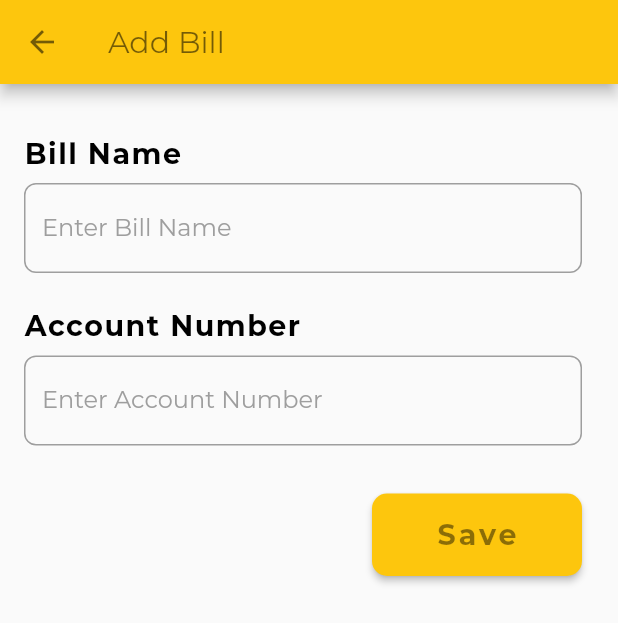
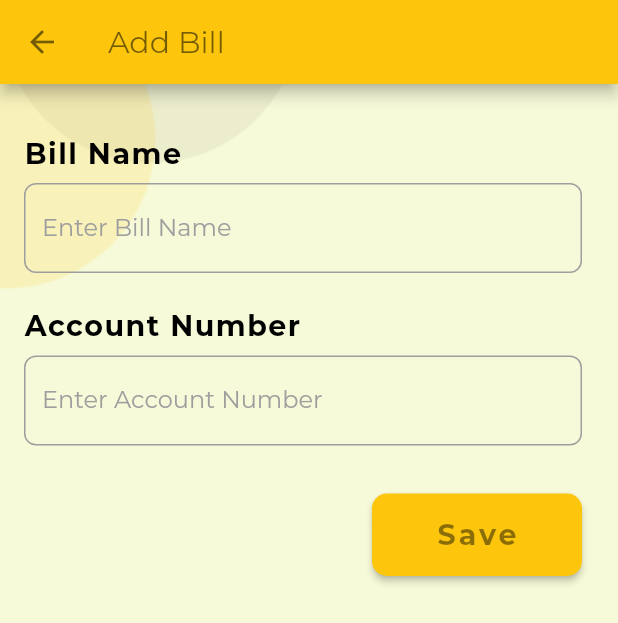
Before and after one commit to User-Experience-Design-SE3050-2021/se3050---uee-2021s2_reg_we_26, a Flutter app: the BillsScreen screen opened directly, after a tap on the "add" icon, on a phone screen of 412 x 824 dp. Shown: the top 623 px of the screen. Run offline on Flutter 3.47's test engine with Material 2 defaults, Android fonts, the phone set to English and light mode, and no system bars; our stand-ins replace cloud_firestore, firebase_core; accounts and stored records are empty; project files that could hold a hidden picture were left out.

Commit message:
Modified_confirm_bill_payment_20211006

```diff
--- a/lib/screens/billPayments/add_bill_screen.dart
+++ b/lib/screens/billPayments/add_bill_screen.dart
@@ -8,7 +8,7 @@ class AddBillScreen extends StatelessWidget {
   final FocusNode _billNameFocusNode = FocusNode();
   final FocusNode _accountNumberFocusNode = FocusNode();
 
-  Future<FirebaseApp> _initializeFirebase() async{
+  Future<FirebaseApp> _initializeFirebase() async {
     FirebaseApp firebaseApp = await Firebase.initializeApp();
     return firebaseApp;
   }
@@ -16,7 +16,7 @@ class AddBillScreen extends StatelessWidget {
   @override
   Widget build(BuildContext context) {
     return GestureDetector(
-      onTap: (){
+      onTap: () {
         _billNameFocusNode.unfocus();
         _accountNumberFocusNode.unfocus();
       },
@@ -25,8 +25,8 @@ class AddBillScreen extends StatelessWidget {
           iconTheme: const IconThemeData(
             color: Colors.black54,
           ),
-          backgroundColor: const Color.fromRGBO(253,198,13,1),
-          title:const Text(
+          backgroundColor: const Color.fromRGBO(253, 198, 13, 1),
+          title: const Text(
             'Add Bill',
             style: TextStyle(
               color: Colors.black54,
@@ -36,36 +36,40 @@ class AddBillScreen extends StatelessWidget {
         body: SafeArea(
           child: Stack(
             children: [
-              Padding(
+              Container(
+                decoration: const BoxDecoration(
+                    image: DecorationImage(
+                  image: AssetImage("assets/theme2.png"),
+                  fit: BoxFit.cover,
+                )),
+                child: Padding(
                     padding: const EdgeInsets.only(
-                      left: 16.0,
-                      right: 16.0,
-                      bottom: 20.0
-                  ),
-                  child:  Column(
+                        left: 16.0, right: 16.0, bottom: 20.0),
+                    child: Column(
                       mainAxisSize: MainAxisSize.max,
                       children: [
                         FutureBuilder(
                             future: _initializeFirebase(),
-                          builder: (context,snapshot){
-                            if(snapshot.hasError){
-                              return Text('Error Initializing Firebase');
-                            }
-                            else if(snapshot.connectionState == ConnectionState.done){
+                            builder: (context, snapshot) {
+                              if (snapshot.hasError) {
+                                return const Text(
+                                    'Error Initializing Firebase');
+                              } else if (snapshot.connectionState ==
+                                  ConnectionState.done) {
                                 return AddBillForm(
                                   billNameFocusNode: _billNameFocusNode,
-                                  accountNumberFocusNode: _accountNumberFocusNode,
+                                  accountNumberFocusNode:
+                                      _accountNumberFocusNode,
                                 );
                               }
-                            return CircularProgressIndicator(
-                              valueColor: AlwaysStoppedAnimation<Color>(Colors.orangeAccent),
+                              return const CircularProgressIndicator(
+                                valueColor: AlwaysStoppedAnimation<Color>(
+                                    Colors.orangeAccent),
                               );
-                          }
-
+                            }),
+                      ],
+                    )),
               ),
-                    ],
-                  )
-              )
             ],
           ),
         ),
--- a/lib/screens/billPayments/bills_screen.dart
+++ b/lib/screens/billPayments/bills_screen.dart
@@ -49,11 +49,19 @@ class _BillsScrrenState extends State<BillsScreen> {
         ),
       ),
 
-      body: FutureBuilder(
+      body:
+          Container(
+    decoration: const BoxDecoration(
+    image: DecorationImage(
+    image: AssetImage("assets/theme1.png"),
+    fit: BoxFit.cover,
+    )
+    ),
+      child: FutureBuilder(
           future: _initializeFirebase(),
           builder: (context,snapshot){
             if(snapshot.hasError){
-              return Text('Error Initializing Firebase');
+              return const Text('Error Initializing Firebase');
             }else if(snapshot.connectionState == ConnectionState.done){
               return SafeArea(
                 child: Padding(
@@ -62,19 +70,21 @@ class _BillsScrrenState extends State<BillsScreen> {
                     shape: RoundedRectangleBorder(
                       borderRadius: BorderRadius.circular(10),
                     ),
-                    color: Color.fromRGBO(229, 229, 229, 1.0),
-                    child: Padding(
-                      padding: const EdgeInsets.only(left: 16.0,right: 16.0,bottom: 20.0),
+                    color: const Color.fromRGBO(229, 229, 229, 0.7),
+                    child: const Padding(
+                      padding: EdgeInsets.only(left: 16.0,right: 16.0,bottom: 20.0),
                       child: BillList(),
                     ),
                   ),
                 ),
               );
             }
-            return CircularProgressIndicator(
+            return const CircularProgressIndicator(
               valueColor: AlwaysStoppedAnimation<Color>(Colors.orangeAccent),
             );
-          })
+          }
+          ),
+          )
     );
   }
 }
```
Also changed, not shown: lib/screens/billPayments/payment_confirm_preview_screen.dart (+17 -12 lines), lib/screens/billPayments/payment_screen.dart (+16 -1 lines). Lines whose indentation alone changed are shown as unchanged.
